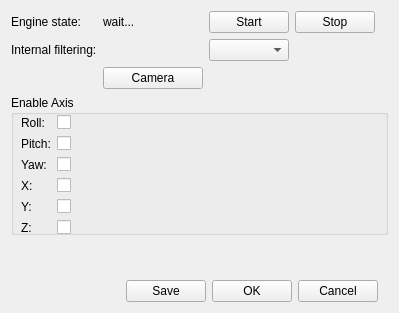
Old version of the form ftnoir_tracker_sm/ftnoir_sm_controls.ui in the repository opentrack/opentrack.
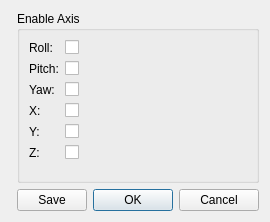
New version of the form. Icons and pictures are not drawn.

Commit message: sm: add layout

```diff
--- a/ftnoir_tracker_sm/ftnoir_sm_controls.ui
+++ b/ftnoir_tracker_sm/ftnoir_sm_controls.ui
@@ -9,8 +9,8 @@
    <rect>
     <x>0</x>
     <y>0</y>
-    <width>399</width>
-    <height>313</height>
+    <width>252</width>
+    <height>222</height>
    </rect>
   </property>
   <property name="windowTitle">
@@ -26,77 +26,57 @@
   <property name="autoFillBackground">
    <bool>false</bool>
   </property>
-  <layout class="QVBoxLayout" name="_vertical_layout">
-   <item>
-    <layout class="QGridLayout" name="gridLayout">
+  <layout class="QFormLayout" name="formLayout_2">
      <item row="1" column="1">
-      <widget class="QLabel" name="_engine_state_label">
+    <layout class="QHBoxLayout" name="horizontalLayout">
+     <item>
+      <widget class="QPushButton" name="btnSave">
+       <property name="sizePolicy">
+        <sizepolicy hsizetype="Preferred" vsizetype="Fixed">
+         <horstretch>0</horstretch>
+         <verstretch>0</verstretch>
+        </sizepolicy>
+       </property>
        <property name="minimumSize">
         <size>
-         <width>100</width>
+         <width>70</width>
          <height>0</height>
         </size>
        </property>
-       <property name="text">
-        <string>wait...</string>
-       </property>
-      </widget>
-     </item>
-     <item row="1" column="4">
-      <spacer name="horizontalSpacer_3">
-       <property name="orientation">
-        <enum>Qt::Horizontal</enum>
-       </property>
-       <property name="sizeHint" stdset="0">
+       <property name="maximumSize">
         <size>
-         <width>40</width>
-         <height>20</height>
+         <width>100</width>
+         <height>16777215</height>
         </size>
        </property>
-      </spacer>
-     </item>
-     <item row="3" column="1">
-      <widget class="QPushButton" name="btnCameraSettings">
        <property name="text">
-        <string>Camera</string>
+        <string>Save</string>
        </property>
       </widget>
      </item>
-     <item row="1" column="2">
-      <widget class="QPushButton" name="btnEngineStart">
-       <property name="text">
-        <string>Start</string>
+     <item>
+      <widget class="QDialogButtonBox" name="buttonBox">
+       <property name="sizePolicy">
+        <sizepolicy hsizetype="Maximum" vsizetype="Maximum">
+         <horstretch>0</horstretch>
+         <verstretch>0</verstretch>
+        </sizepolicy>
        </property>
-      </widget>
-     </item>
-     <item row="1" column="3">
-      <widget class="QPushButton" name="btnEngineStop">
-       <property name="text">
-        <string>Stop</string>
+       <property name="standardButtons">
+        <set>QDialogButtonBox::Cancel|QDialogButtonBox::Ok</set>
        </property>
       </widget>
      </item>
-     <item row="1" column="0">
-      <widget class="QLabel" name="label_2">
-       <property name="text">
-        <string>Engine state:</string>
-       </property>
-      </widget>
-     </item>
-     <item row="2" column="0">
-      <widget class="QLabel" name="label_3">
-       <property name="text">
-        <string>Internal filtering:</string>
-       </property>
-      </widget>
-     </item>
-     <item row="2" column="2">
-      <widget class="QComboBox" name="cbxFilterSetting"/>
-     </item>
     </layout>
    </item>
-   <item>
+   <item row="0" column="1">
     <widget class="QGroupBox" name="groupBox">
+     <property name="sizePolicy">
+      <sizepolicy hsizetype="Expanding" vsizetype="MinimumExpanding">
+       <horstretch>0</horstretch>
+       <verstretch>0</verstretch>
+      </sizepolicy>
+     </property>
      <property name="minimumSize">
       <size>
        <width>0</width>
@@ -106,16 +86,10 @@
      <property name="title">
       <string>Enable Axis</string>
      </property>
-     <widget class="QWidget" name="layoutWidget">
-      <property name="geometry">
-       <rect>
-        <x>10</x>
-        <y>20</y>
-        <width>55</width>
-        <height>122</height>
-       </rect>
+     <layout class="QFormLayout" name="formLayout">
+      <property name="sizeConstraint">
+       <enum>QLayout::SetMinAndMaxSize</enum>
       </property>
-      <layout class="QGridLayout" name="gridLayout_2">
        <item row="0" column="0">
         <widget class="QLabel" name="label_6">
          <property name="text">
@@ -123,6 +97,25 @@
          </property>
         </widget>
        </item>
+      <item row="0" column="1">
+       <widget class="QCheckBox" name="chkEnableRoll">
+        <property name="maximumSize">
+         <size>
+          <width>20</width>
+          <height>16777215</height>
+         </size>
+        </property>
+        <property name="layoutDirection">
+         <enum>Qt::LeftToRight</enum>
+        </property>
+        <property name="styleSheet">
+         <string notr="true"/>
+        </property>
+        <property name="text">
+         <string/>
+        </property>
+       </widget>
+      </item>
        <item row="1" column="0">
         <widget class="QLabel" name="label_7">
          <property name="text">
@@ -130,6 +123,22 @@
          </property>
         </widget>
        </item>
+      <item row="1" column="1">
+       <widget class="QCheckBox" name="chkEnablePitch">
+        <property name="maximumSize">
+         <size>
+          <width>20</width>
+          <height>16777215</height>
+         </size>
+        </property>
+        <property name="layoutDirection">
+         <enum>Qt::LeftToRight</enum>
+        </property>
+        <property name="text">
+         <string/>
+        </property>
+       </widget>
+      </item>
        <item row="2" column="0">
         <widget class="QLabel" name="label_8">
          <property name="text">
@@ -137,8 +146,8 @@
          </property>
         </widget>
        </item>
-       <item row="0" column="1">
-        <widget class="QCheckBox" name="chkEnableRoll">
+      <item row="2" column="1">
+       <widget class="QCheckBox" name="chkEnableYaw">
          <property name="maximumSize">
           <size>
            <width>20</width>
@@ -148,9 +157,6 @@
          <property name="layoutDirection">
           <enum>Qt::LeftToRight</enum>
          </property>
-         <property name="styleSheet">
-          <string notr="true"/>
-         </property>
          <property name="text">
           <string/>
          </property>
@@ -163,6 +169,22 @@
          </property>
         </widget>
        </item>
+      <item row="3" column="1">
+       <widget class="QCheckBox" name="chkEnableX">
+        <property name="maximumSize">
+         <size>
+          <width>20</width>
+          <height>16777215</height>
+         </size>
+        </property>
+        <property name="layoutDirection">
+         <enum>Qt::LeftToRight</enum>
+        </property>
+        <property name="text">
+         <string/>
+        </property>
+       </widget>
+      </item>
        <item row="4" column="0">
         <widget class="QLabel" name="label_13">
          <property name="text">
@@ -170,6 +192,22 @@
          </property>
         </widget>
        </item>
+      <item row="4" column="1">
+       <widget class="QCheckBox" name="chkEnableY">
+        <property name="maximumSize">
+         <size>
+          <width>20</width>
+          <height>16777215</height>
+         </size>
+        </property>
+        <property name="layoutDirection">
+         <enum>Qt::LeftToRight</enum>
+        </property>
+        <property name="text">
+         <string/>
+        </property>
+       </widget>
+      </item>
        <item row="5" column="0">
         <widget class="QLabel" name="label_14">
          <property name="text">
@@ -177,70 +215,6 @@
          </property>
         </widget>
        </item>
-       <item row="1" column="1">
-        <widget class="QCheckBox" name="chkEnablePitch">
-         <property name="maximumSize">
-          <size>
-           <width>20</width>
-           <height>16777215</height>
-          </size>
-         </property>
-         <property name="layoutDirection">
-          <enum>Qt::LeftToRight</enum>
-         </property>
-         <property name="text">
-          <string/>
-         </property>
-        </widget>
-       </item>
-       <item row="2" column="1">
-        <widget class="QCheckBox" name="chkEnableYaw">
-         <property name="maximumSize">
-          <size>
-           <width>20</width>
-           <height>16777215</height>
-          </size>
-         </property>
-         <property name="layoutDirection">
-          <enum>Qt::LeftToRight</enum>
-         </property>
-         <property name="text">
-          <string/>
-         </property>
-        </widget>
-       </item>
-       <item row="3" column="1">
-        <widget class="QCheckBox" name="chkEnableX">
-         <property name="maximumSize">
-          <size>
-           <width>20</width>
-           <height>16777215</height>
-          </size>
-         </property>
-         <property name="layoutDirection">
-          <enum>Qt::LeftToRight</enum>
-         </property>
-         <property name="text">
-          <string/>
-         </property>
-        </widget>
-       </item>
-       <item row="4" column="1">
-        <widget class="QCheckBox" name="chkEnableY">
-         <property name="maximumSize">
-          <size>
-           <width>20</width>
-           <height>16777215</height>
-          </size>
-         </property>
-         <property name="layoutDirection">
-          <enum>Qt::LeftToRight</enum>
-         </property>
-         <property name="text">
-          <string/>
-         </property>
-        </widget>
-       </item>
        <item row="5" column="1">
         <widget class="QCheckBox" name="chkEnableZ">
          <property name="maximumSize">
@@ -259,140 +233,8 @@
        </item>
       </layout>
      </widget>
-    </widget>
    </item>
-   <item>
-    <spacer name="verticalSpacer">
-     <property name="orientation">
-      <enum>Qt::Vertical</enum>
-     </property>
-     <property name="sizeHint" stdset="0">
-      <size>
-       <width>20</width>
-       <height>40</height>
-      </size>
-     </property>
-    </spacer>
-   </item>
-   <item>
-    <layout class="QVBoxLayout" name="verticalLayout"/>
-   </item>
-   <item>
-    <layout class="QHBoxLayout" name="horizontalLayout">
-     <item>
-      <spacer name="horizontalSpacer_2">
-       <property name="orientation">
-        <enum>Qt::Horizontal</enum>
-       </property>
-       <property name="sizeHint" stdset="0">
-        <size>
-         <width>40</width>
-         <height>20</height>
-        </size>
-       </property>
-      </spacer>
-     </item>
-     <item>
-      <widget class="QPushButton" name="btnSave">
-       <property name="sizePolicy">
-        <sizepolicy hsizetype="Preferred" vsizetype="Fixed">
-         <horstretch>0</horstretch>
-         <verstretch>0</verstretch>
-        </sizepolicy>
-       </property>
-       <property name="minimumSize">
-        <size>
-         <width>70</width>
-         <height>0</height>
-        </size>
-       </property>
-       <property name="maximumSize">
-        <size>
-         <width>100</width>
-         <height>16777215</height>
-        </size>
-       </property>
-       <property name="text">
-        <string>Save</string>
-       </property>
-      </widget>
-     </item>
-     <item>
-      <layout class="QHBoxLayout" name="horizontalLayout_2">
-       <property name="sizeConstraint">
-        <enum>QLayout::SetDefaultConstraint</enum>
-       </property>
-       <item>
-        <widget class="QPushButton" name="btnOK">
-         <property name="sizePolicy">
-          <sizepolicy hsizetype="Preferred" vsizetype="Fixed">
-           <horstretch>0</horstretch>
-           <verstretch>0</verstretch>
-          </sizepolicy>
-         </property>
-         <property name="minimumSize">
-          <size>
-           <width>70</width>
-           <height>0</height>
-          </size>
-         </property>
-         <property name="maximumSize">
-          <size>
-           <width>100</width>
-           <height>16777215</height>
-          </size>
-         </property>
-         <property name="text">
-          <string>OK</string>
-         </property>
-        </widget>
-       </item>
-       <item>
-        <widget class="QPushButton" name="btnCancel">
-         <property name="sizePolicy">
-          <sizepolicy hsizetype="Preferred" vsizetype="Fixed">
-           <horstretch>0</horstretch>
-           <verstretch>0</verstretch>
-          </sizepolicy>
-         </property>
-         <property name="minimumSize">
-          <size>
-           <width>70</width>
-           <height>0</height>
-          </size>
-         </property>
-         <property name="maximumSize">
-          <size>
-           <width>100</width>
-           <height>16777215</height>
-          </size>
-         </property>
-         <property name="text">
-          <string>Cancel</string>
-         </property>
-        </widget>
-       </item>
-      </layout>
-     </item>
-     <item>
-      <spacer name="horizontalSpacer">
-       <property name="orientation">
-        <enum>Qt::Horizontal</enum>
-       </property>
-       <property name="sizeType">
-        <enum>QSizePolicy::Fixed</enum>
-       </property>
-       <property name="sizeHint" stdset="0">
-        <size>
-         <width>10</width>
-         <height>20</height>
-        </size>
-       </property>
-      </spacer>
-     </item>
-    </layout>
-   </item>
-  </layout>
+  </layout>
  </widget>
  <tabstops>
   <tabstop>btnOK</tabstop>
```
Left out of the diff: 4 changed lines with no effect on the pictures. Lines whose indentation alone changed are shown as unchanged.
